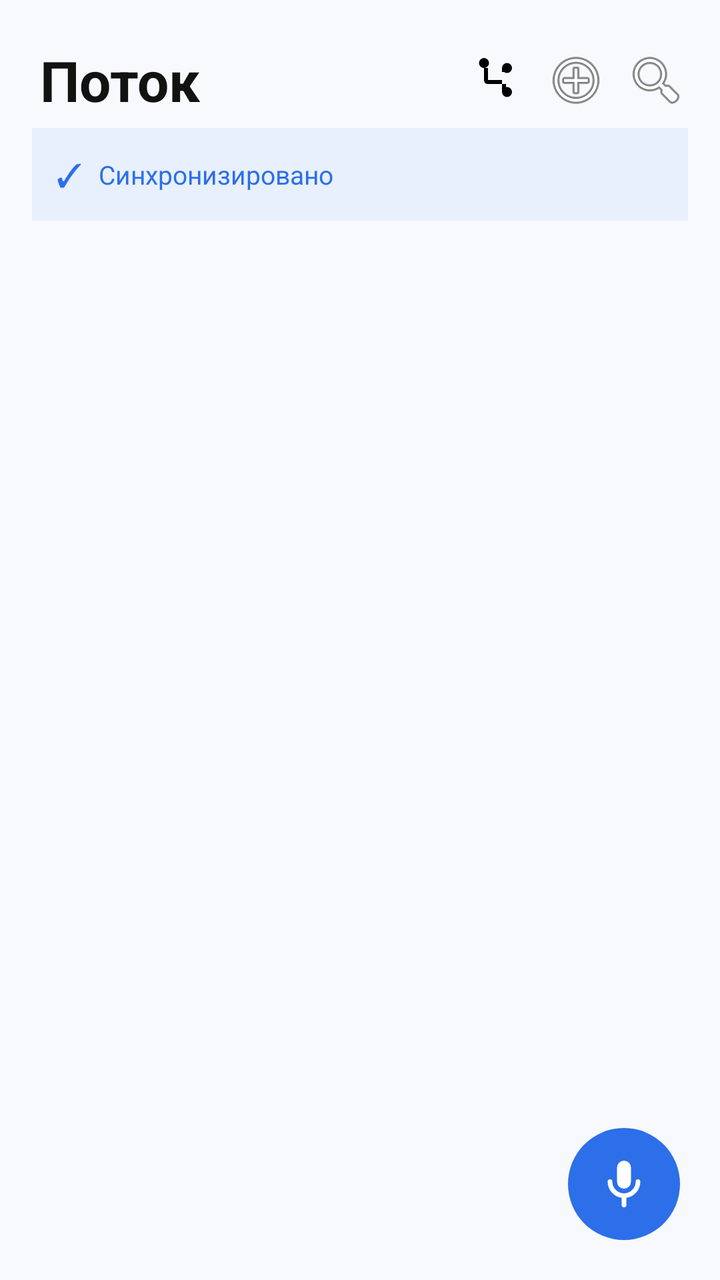
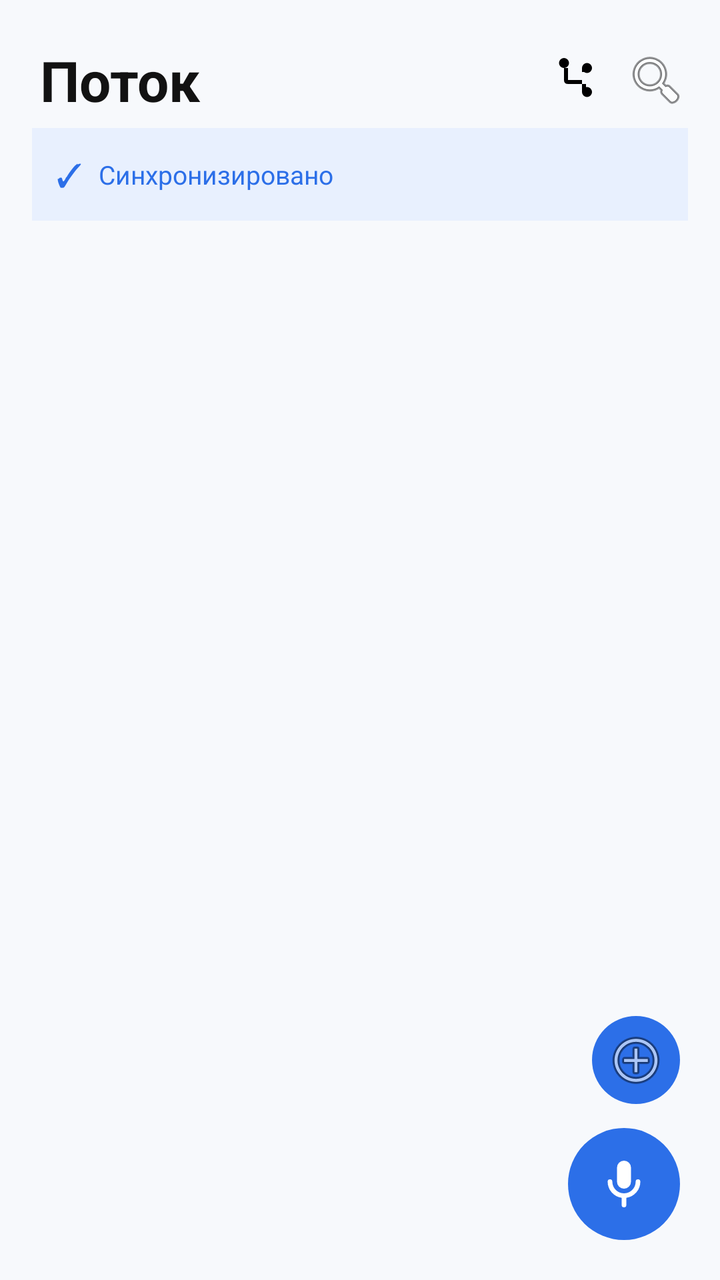

Two renders of the same Android screen: before a commit and after it. Below are the layout's source before the change and the commit's diff.
<!-- AndroidManifest.xml: application theme Theme.VoiceNotes -->
<!-- res/layout/activity_main.xml -->
<?xml version="1.0" encoding="utf-8"?>
<FrameLayout xmlns:android="http://schemas.android.com/apk/res/android"
    android:layout_width="match_parent"
    android:layout_height="match_parent"
    android:background="@color/bg_app">

    <LinearLayout
        android:layout_width="match_parent"
        android:layout_height="match_parent"
        android:orientation="vertical">

        <LinearLayout
            android:layout_width="match_parent"
            android:layout_height="wrap_content"
            android:orientation="horizontal"
            android:paddingLeft="20dp"
            android:paddingRight="12dp"
            android:paddingTop="20dp"
            android:paddingBottom="4dp"
            android:gravity="center_vertical">

            <TextView
                android:layout_width="0dp"
                android:layout_height="wrap_content"
                android:layout_weight="1"
                android:textSize="28sp"
                android:textColor="@color/text_primary"
                android:textStyle="bold"
                android:text="Поток" />

            <ImageButton
                android:id="@+id/devToggle"
                android:layout_width="40dp"
                android:layout_height="40dp"
                android:background="?android:attr/selectableItemBackground"
                android:src="@drawable/ic_dev"
                android:scaleType="centerInside"
                android:contentDescription="Только развитые" />

            <ImageButton
                android:id="@+id/addTextBtn"
                android:layout_width="40dp"
                android:layout_height="40dp"
                android:background="?android:attr/selectableItemBackground"
                android:src="@android:drawable/ic_menu_add"
                android:scaleType="centerInside"
                android:contentDescription="Текстовая заметка" />

            <ImageButton
                android:id="@+id/searchBtn"
                android:layout_width="40dp"
                android:layout_height="40dp"
                android:background="?android:attr/selectableItemBackground"
                android:src="@android:drawable/ic_menu_search"
                android:scaleType="centerInside"
                android:contentDescription="Поиск" />
        </LinearLayout>

        <LinearLayout
            android:id="@+id/syncBanner"
            android:layout_width="match_parent"
            android:layout_height="wrap_content"
            android:orientation="horizontal"
            android:background="@color/sync_bg"
            android:padding="12dp"
            android:layout_marginLeft="16dp"
            android:layout_marginRight="16dp"
            android:layout_marginBottom="8dp"
            android:gravity="center_vertical">

            <TextView
                android:id="@+id/syncIcon"
                android:layout_width="wrap_content"
                android:layout_height="wrap_content"
                android:textSize="16sp"
                android:textColor="@color/cal_text"
                android:text="✓" />

            <TextView
                android:id="@+id/syncText"
                android:layout_width="match_parent"
                android:layout_height="wrap_content"
                android:layout_marginLeft="8dp"
                android:textSize="13sp"
                android:textColor="@color/sync_blue"
                android:text="Синхронизировано" />
        </LinearLayout>

        <HorizontalScrollView
            android:layout_width="match_parent"
            android:layout_height="wrap_content"
            android:paddingLeft="16dp"
            android:paddingRight="16dp"
            android:paddingBottom="8dp"
            android:scrollbars="none"
            android:fillViewport="true">

            <LinearLayout
                android:id="@+id/chipsRow"
                android:layout_width="wrap_content"
                android:layout_height="wrap_content"
                android:orientation="horizontal" />
        </HorizontalScrollView>

        <FrameLayout
            android:layout_width="match_parent"
            android:layout_height="0dp"
            android:layout_weight="1">

            <ListView
                android:id="@+id/notes"
                android:layout_width="match_parent"
                android:layout_height="match_parent"
                android:divider="@null"
                android:dividerHeight="0dp"
                android:paddingLeft="16dp"
                android:paddingRight="16dp"
                android:paddingBottom="96dp"
                android:clipToPadding="false"
                android:scrollbars="none" />

            <TextView
                android:id="@+id/empty"
                android:layout_width="match_parent"
                android:layout_height="wrap_content"
                android:layout_gravity="center"
                android:text="🎤 Скажите заметку на часах\nили нажмите микрофон"
                android:textSize="16sp"
                android:textColor="@color/text_secondary"
                android:gravity="center"
                android:padding="32dp"
                android:lineSpacingExtra="4dp"
                android:visibility="gone" />
        </FrameLayout>
    </LinearLayout>

            <ImageButton
                android:id="@+id/recFab"
                android:layout_width="56dp"
                android:layout_height="56dp"
                android:layout_gravity="bottom|end"
                android:layout_margin="20dp"
                android:background="@drawable/bg_fab"
                android:src="@drawable/ic_mic"
                android:scaleType="center"
                android:contentDescription="Запись" />

            <Button
                android:id="@+id/cancelBtn"
                android:layout_width="wrap_content"
                android:layout_height="wrap_content"
                android:layout_gravity="bottom|start"
                android:layout_margin="20dp"
                android:text="Отмена"
                android:visibility="gone"
                android:background="@drawable/bg_chip"
                android:textColor="#FF1744" />
        </FrameLayout>
<!-- resources referenced by this layout -->
<resources>
  <color name="bg_app">#F7F9FC</color>
  <color name="cal_text">#2C6FE8</color>
  <color name="sync_bg">#E8F0FE</color>
  <color name="sync_blue">#2C6FE8</color>
  <color name="text_primary">#121212</color>
  <color name="text_secondary">#8E939A</color>
  <!-- drawable bg_chip (drawable) -->
  <?xml version="1.0" encoding="utf-8"?>
  <shape xmlns:android="http://schemas.android.com/apk/res/android"
      android:shape="rectangle">
      <solid android:color="#FFFFFF" />
      <stroke android:width="1dp" android:color="#E0E0E0" />
      <corners android:radius="14dp" />
  </shape>
  <!-- drawable bg_fab (drawable) -->
  <?xml version="1.0" encoding="utf-8"?>
  <selector xmlns:android="http://schemas.android.com/apk/res/android">
      <item android:state_pressed="true">
          <shape android:shape="oval">
              <solid android:color="#1E5BC6" />
          </shape>
      </item>
      <item>
          <shape android:shape="oval">
              <solid android:color="@color/accent_blue" />
          </shape>
      </item>
  </selector>
  <!-- drawable ic_dev (drawable) -->
  <?xml version="1.0" encoding="utf-8"?>
  <vector xmlns:android="http://schemas.android.com/apk/res/android"
      android:width="24dp"
      android:height="24dp"
      android:viewportWidth="24"
      android:viewportHeight="24">
      
      <path
          android:fillColor="#FF000000"
          android:pathData="M6,3.5 m-2.5,0 a2.5,2.5 0 1,0 5,0 a2.5,2.5 0 1,0 -5,0" />
      
      <path
          android:fillColor="#FF000000"
          android:pathData="M17.5,6 m-2.5,0 a2.5,2.5 0 1,0 5,0 a2.5,2.5 0 1,0 -5,0" />
      
      <path
          android:fillColor="#FF000000"
          android:pathData="M17.5,18 m-2.5,0 a2.5,2.5 0 1,0 5,0 a2.5,2.5 0 1,0 -5,0" />
      
      <path
          android:fillColor="#FF000000"
          android:pathData="M6,6 L6,12 Q6,14 8,14 L15,14 L15,8 L17.5,8 L17.5,6 L15,6 L15,12 L8,12 L8,6 Z" />
      <path
          android:fillColor="#FF000000"
          android:pathData="M15,14 L15,18 L17.5,18 L17.5,16 L17,16 L17,14 Z" />
  </vector>
  <!-- drawable ic_mic (drawable) -->
  <?xml version="1.0" encoding="utf-8"?>
  <vector xmlns:android="http://schemas.android.com/apk/res/android"
      android:width="28dp"
      android:height="28dp"
      android:viewportWidth="24"
      android:viewportHeight="24">
      <path
          android:fillColor="#FFFFFF"
          android:pathData="M12,14a3,3 0 0 0 3,-3V5a3,3 0 0 0 -6,0v6a3,3 0 0 0 3,3z M19,11a1,1 0 0 0 -2,0 5,5 0 0 1 -10,0 1,1 0 0 0 -2,0 7,7 0 0 0 6,6.92V21a1,1 0 0 0 2,0v-3.08A7,7 0 0 0 19,11z" />
  </vector>
  <style name="Theme.VoiceNotes" parent="android:Theme.Material.Light.DarkActionBar">
          <item name="android:colorPrimary">@color/primary</item>
          <item name="android:colorPrimaryDark">@color/primary_dark</item>
          <item name="android:colorAccent">@color/accent</item>
          <item name="android:statusBarColor">@color/primary_dark</item>
      </style>
  <color name="accent_blue">#2C6FE8</color>
  <color name="primary">#2C6FE8</color>
  <color name="primary_dark">#1E5BC6</color>
  <color name="accent">#2C6FE8</color>
</resources>

<!-- the commit's change to res/layout/activity_main.xml (unified diff, before → after) -->
@@ -36,15 +36,6 @@
                 android:src="@drawable/ic_dev"
                 android:scaleType="centerInside"
                 android:contentDescription="Только развитые" />
-
-            <ImageButton
-                android:id="@+id/addTextBtn"
-                android:layout_width="40dp"
-                android:layout_height="40dp"
-                android:background="?android:attr/selectableItemBackground"
-                android:src="@android:drawable/ic_menu_add"
-                android:scaleType="centerInside"
-                android:contentDescription="Текстовая заметка" />
 
             <ImageButton
                 android:id="@+id/searchBtn"
@@ -135,6 +126,18 @@
     </LinearLayout>
 
             <ImageButton
+                android:id="@+id/addTextBtn"
+                android:layout_width="44dp"
+                android:layout_height="44dp"
+                android:layout_gravity="bottom|end"
+                android:layout_marginRight="20dp"
+                android:layout_marginBottom="88dp"
+                android:background="@drawable/bg_fab"
+                android:src="@android:drawable/ic_menu_add"
+                android:scaleType="center"
+                android:contentDescription="Текстовая заметка" />
+
+            <ImageButton
                 android:id="@+id/recFab"
                 android:layout_width="56dp"
                 android:layout_height="56dp"
